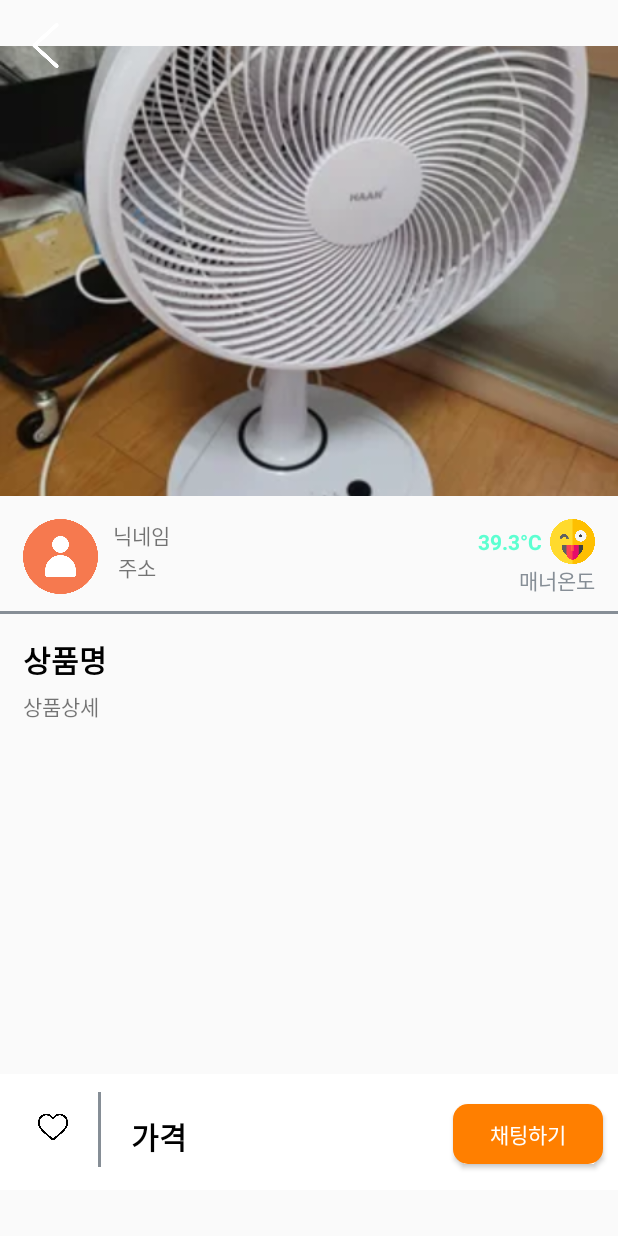
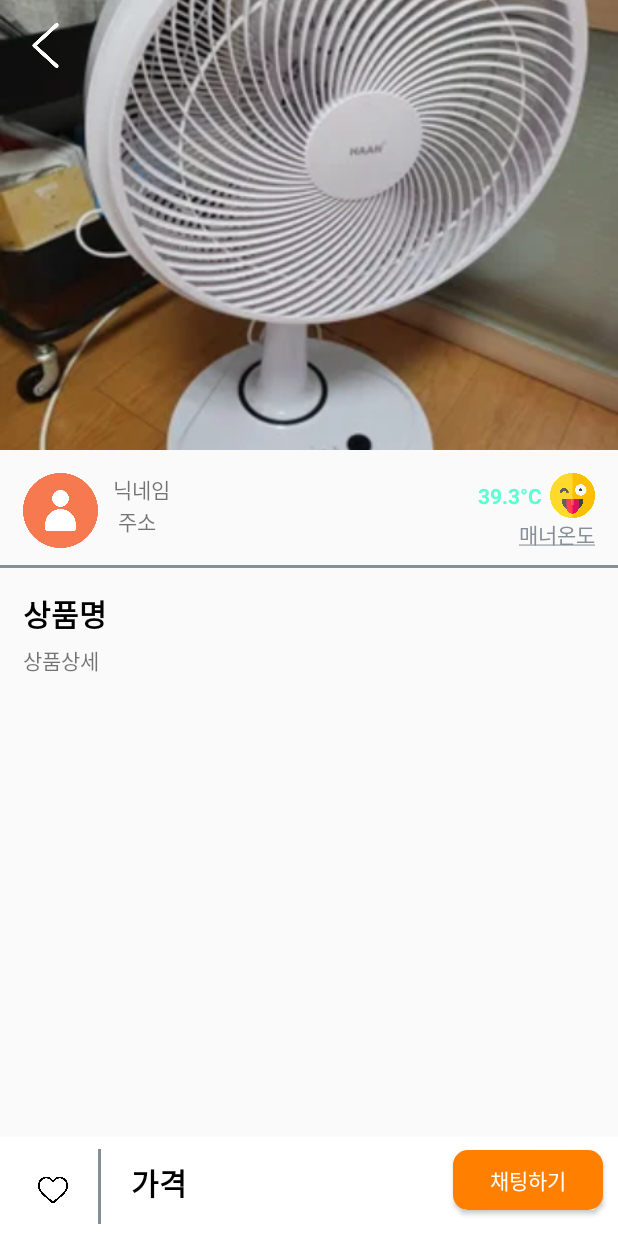
Before and after one commit to hamham1210/apple_market2, an Android app: the layout activity_detail.xml on its own in the app's theme, with its tools: preview values and no code run, on a phone screen of 412 x 824 dp. Run offline under Robolectric (Android 15) with nearby library versions, the phone set to English and light mode, and no system bars.

Commit message:
⚙️[FEAT]기본과제 완료!

```diff
--- a/app/src/main/AndroidManifest.xml
+++ b/app/src/main/AndroidManifest.xml
@@ -2,6 +2,7 @@
 <manifest xmlns:android="http://schemas.android.com/apk/res/android"
     xmlns:tools="http://schemas.android.com/tools">
 
+    <uses-permission android:name="android.permission.POST_NOTIFICATIONS" />
     <application
         android:allowBackup="true"
         android:dataExtractionRules="@xml/data_extraction_rules"
--- a/app/src/main/res/layout/activity_detail.xml
+++ b/app/src/main/res/layout/activity_detail.xml
@@ -10,7 +10,7 @@
     <androidx.core.widget.NestedScrollView
         android:id="@+id/nestedScrollView"
         android:layout_width="match_parent"
-        android:layout_height="655dp"
+        android:layout_height="0dp"
         android:contentDescription="스크롤 뷰"
         android:fillViewport="true"
         app:layout_constraintEnd_toEndOf="parent"
@@ -88,7 +88,7 @@
                     android:id="@+id/detail_manner"
                     android:layout_width="wrap_content"
                     android:layout_height="wrap_content"
-                    android:text="매너온도"
+                    android:text="@string/detial_man"
                     android:textColor="@color/gray"
                     app:layout_constraintEnd_toEndOf="@id/detail_icon"
                     app:layout_constraintTop_toBottomOf="@id/detail_icon" />
@@ -130,7 +130,7 @@
     <androidx.constraintlayout.widget.ConstraintLayout
         android:id="@+id/detail_cons2"
         android:layout_width="match_parent"
-        android:layout_height="77dp"
+        android:layout_height="wrap_content"
         android:background="@color/white"
         android:fillViewport="true"
         app:layout_constraintBottom_toBottomOf="parent"
@@ -143,10 +143,12 @@
             android:layout_width="2dp"
             android:layout_height="50dp"
             android:layout_marginStart="20dp"
-            android:layout_marginBottom="15dp"
+            android:layout_marginTop="8dp"
+            android:layout_marginBottom="8dp"
             android:background="@color/gray"
             app:layout_constraintBottom_toBottomOf="parent"
-            app:layout_constraintStart_toEndOf="@id/detail_like" />
+            app:layout_constraintStart_toEndOf="@id/detail_like"
+            app:layout_constraintTop_toTopOf="parent"/>
 
         <TextView
             android:id="@+id/detail_price"
--- a/app/src/main/res/values/strings.xml
+++ b/app/src/main/res/values/strings.xml
@@ -1,4 +1,5 @@
 <resources>
     <string name="app_name">carrot_market</string>
     <string name="comma_number">%,d</string>
+    <string name="detial_man"><u>매너온도</u></string>
 </resources>
```
Also changed, not shown: app/src/main/java/com/example/carrotmarket/MainActivity.kt (+56 -46 lines), app/src/main/java/com/example/carrotmarket/MyItem.kt (+11 -1 lines).
